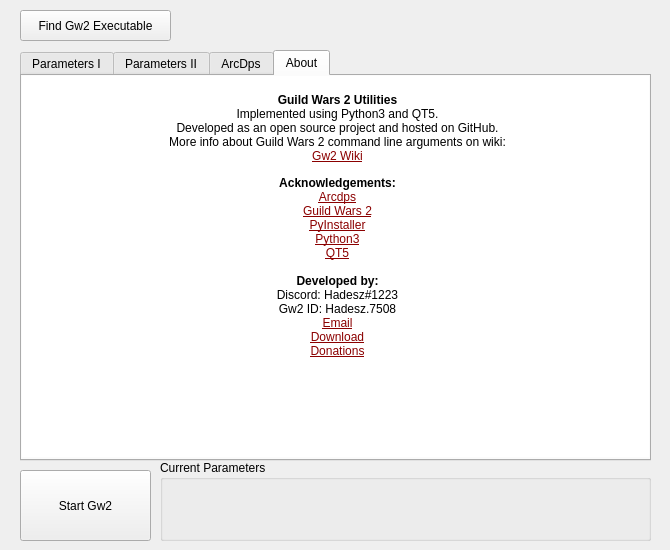
Before: the Qt Designer form src/ui/main.ui in ddc/Gw2Launcher, drawn with Qt 5.
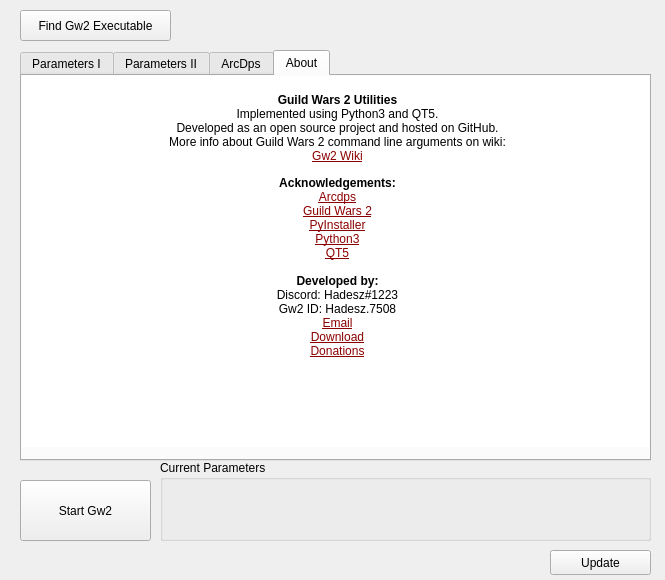
After: the same form once the commit is applied. The open tabs and pages were chosen to show the change.

The edit to the form file:
```diff
--- a/src/ui/main.ui
+++ b/src/ui/main.ui
@@ -6,20 +6,20 @@
    <rect>
     <x>0</x>
     <y>0</y>
-    <width>670</width>
-    <height>550</height>
+    <width>665</width>
+    <height>580</height>
    </rect>
   </property>
   <property name="minimumSize">
    <size>
-    <width>670</width>
-    <height>550</height>
+    <width>665</width>
+    <height>580</height>
    </size>
   </property>
   <property name="maximumSize">
    <size>
-    <width>670</width>
-    <height>550</height>
+    <width>665</width>
+    <height>580</height>
    </size>
   </property>
   <property name="sizeIncrement">
@@ -63,19 +63,6 @@
     <string>Find Gw2 Executable</string>
    </property>
   </widget>
-  <widget class="QPushButton" name="startGw2_button">
-   <property name="geometry">
-    <rect>
-     <x>20</x>
-     <y>470</y>
-     <width>131</width>
-     <height>71</height>
-    </rect>
-   </property>
-   <property name="text">
-    <string>Start Gw2</string>
-   </property>
-  </widget>
   <widget class="QTabWidget" name="main_tabWidget">
    <property name="geometry">
     <rect>
@@ -756,7 +743,7 @@
        <x>0</x>
        <y>0</y>
        <width>631</width>
-       <height>381</height>
+       <height>371</height>
       </rect>
      </property>
      <property name="frameShape">
@@ -806,6 +793,19 @@
     </widget>
    </widget>
   </widget>
+  <widget class="QPushButton" name="startGw2_button">
+   <property name="geometry">
+    <rect>
+     <x>20</x>
+     <y>480</y>
+     <width>131</width>
+     <height>61</height>
+    </rect>
+   </property>
+   <property name="text">
+    <string>Start Gw2</string>
+   </property>
+  </widget>
   <widget class="QGroupBox" name="currentParam_groupBox">
    <property name="geometry">
     <rect>
@@ -823,7 +823,7 @@
      <rect>
       <x>10</x>
       <y>20</y>
-      <width>471</width>
+      <width>461</width>
       <height>51</height>
      </rect>
     </property>
@@ -841,6 +841,35 @@
     </property>
    </widget>
   </widget>
+  <widget class="QLabel" name="updateAvail_label">
+   <property name="geometry">
+    <rect>
+     <x>340</x>
+     <y>550</y>
+     <width>201</width>
+     <height>21</height>
+    </rect>
+   </property>
+   <property name="text">
+    <string/>
+   </property>
+   <property name="alignment">
+    <set>Qt::AlignCenter</set>
+   </property>
+  </widget>
+  <widget class="QPushButton" name="update_button">
+   <property name="geometry">
+    <rect>
+     <x>550</x>
+     <y>550</y>
+     <width>101</width>
+     <height>25</height>
+    </rect>
+   </property>
+   <property name="text">
+    <string>Update</string>
+   </property>
+  </widget>
  </widget>
  <resources/>
  <connections/>
```
Left out of the diff: 8 changed lines with no effect on the pictures.
